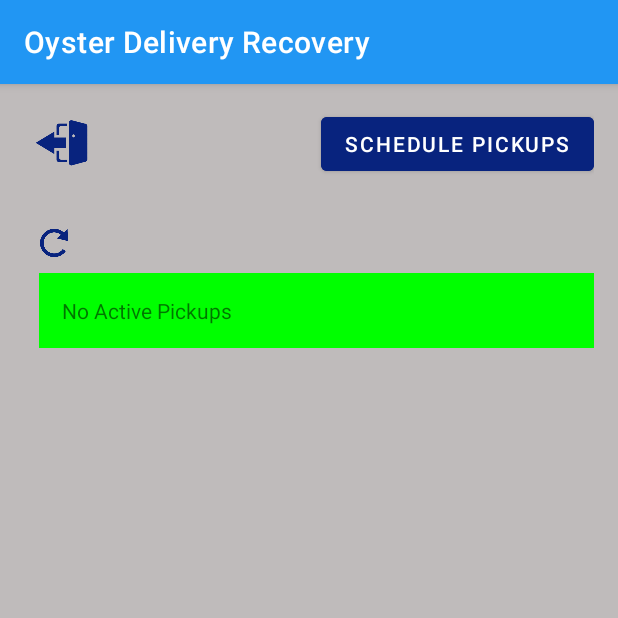
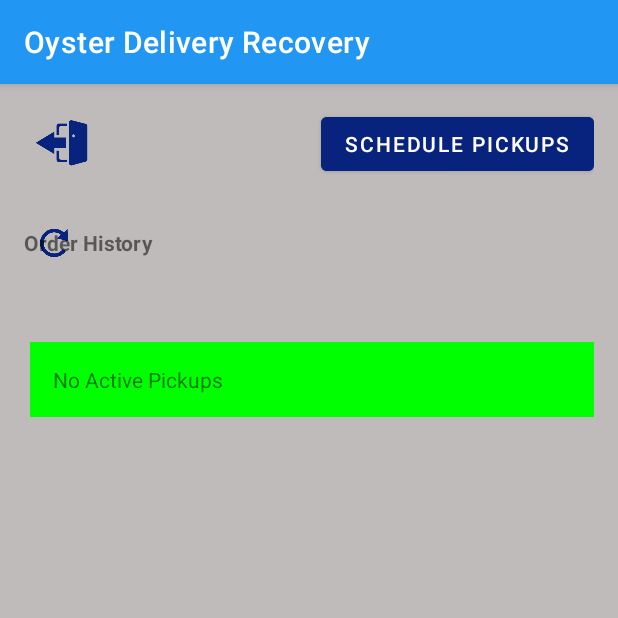
Before and after one commit to jsteinberg7/Oyster-Recycler, an Android app: the RestaurantFragment screen opened through its navigation route, on a phone screen of 412 x 824 dp, the top half of it. Run offline under Robolectric (Android 15) with nearby library versions, the phone set to English and light mode, and no system bars; our stand-ins replace Firebase (no records; nobody signed in at launch, a user with empty details on screens opened directly); 2 statements that could not run were skipped.

Commit message:
Minor tweaks

```diff
--- a/app/src/main/res/layout/restaurant_fragment.xml
+++ b/app/src/main/res/layout/restaurant_fragment.xml
@@ -41,14 +41,23 @@
         app:tint="@color/background_color"
         android:src="@drawable/logout" />
 
+    <TextView
+        android:layout_width="wrap_content"
+        android:layout_height="wrap_content"
+        android:paddingTop="80dp"
+        android:text="@string/driver_history"
+        android:textStyle="bold"
+        tools:layout_editor_absoluteX="143dp"
+        tools:layout_editor_absoluteY="51dp" />
+
     <androidx.recyclerview.widget.RecyclerView
         android:id="@+id/list"
         android:name="course.cmsc436.RestaurantFragment"
         android:layout_width="match_parent"
         android:layout_height="500dp"
+        android:layout_marginStart="4dp"
+        android:layout_marginTop="56dp"
         android:scrollbars="vertical"
-        android:layout_marginLeft="10dp"
-        android:layout_marginTop="10dp"
         app:layoutManager="LinearLayoutManager"
         app:layout_constraintStart_toStartOf="parent"
         app:layout_constraintTop_toBottomOf="@id/refresh"
--- a/app/src/main/res/values/strings.xml
+++ b/app/src/main/res/values/strings.xml
@@ -33,7 +33,6 @@
     <string name="hello_blank_fragment">Hello blank fragment</string>
     <string name="driver_history"> Order History </string>
     <string name="schedule_pickup"> Schedule Pickups </string>
-
     <string name="pickup_date"> Enter a Pickup Date</string>
     <string name="submit_pickup_request"> Confirm Request </string>
 
```
